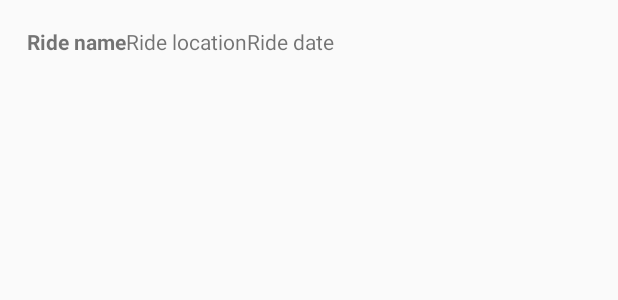
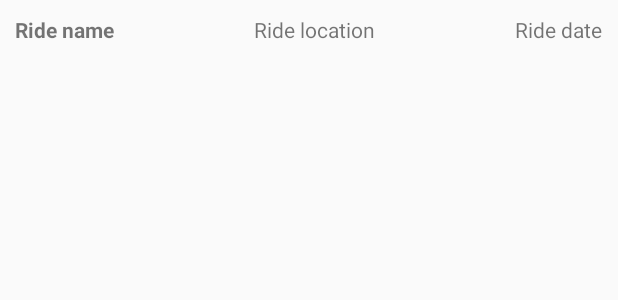
Before and after one commit to JacobMoller/ScooterSharing, an Android app: the layout list_rides.xml on its own in the app's theme, with its tools: preview values and no code run, on a phone screen of 412 x 824 dp. Shown: the top 300 px of the screen. Run offline under Robolectric (Android 15) with nearby library versions, the phone set to English and light mode, and no system bars.

```diff
--- a/app/build.gradle
+++ b/app/build.gradle
@@ -44,6 +44,7 @@ dependencies {
     implementation 'com.google.android.material:material:1.8.0'
     implementation 'androidx.lifecycle:lifecycle-viewmodel-ktx:2.5.1'
     implementation 'androidx.recyclerview:recyclerview:1.2.1'
+    implementation 'com.google.android.flexbox:flexbox:3.0.0'
     testImplementation 'junit:junit:4.13.2'
     androidTestImplementation 'androidx.test.espresso:espresso-core:3.5.1'
     androidTestImplementation 'androidx.test.ext:junit:1.1.5'
--- a/app/src/main/java/dk/itu/moapd/scootersharing/jacj/MainActivity.kt
+++ b/app/src/main/java/dk/itu/moapd/scootersharing/jacj/MainActivity.kt
@@ -16,7 +16,6 @@ class MainActivity : AppCompatActivity() {
 
     private lateinit var binding: ActivityMainBinding
     override fun onCreate(savedInstanceState: Bundle?) {
-        WindowCompat.setDecorFitsSystemWindows(window, false)
         super.onCreate(savedInstanceState)
         binding = ActivityMainBinding.inflate(layoutInflater)
         setContentView(binding.root)
--- a/app/src/main/java/dk/itu/moapd/scootersharing/jacj/StartRideActivity.kt
+++ b/app/src/main/java/dk/itu/moapd/scootersharing/jacj/StartRideActivity.kt
@@ -14,7 +14,6 @@ class StartRideActivity : AppCompatActivity() {
     private lateinit var binding: ActivityStartRideBinding
 
     override fun onCreate(savedInstanceState: Bundle?) {
-        WindowCompat.setDecorFitsSystemWindows(window, false)
         super.onCreate(savedInstanceState)
         binding = ActivityStartRideBinding.inflate(layoutInflater)
         setContentView(binding.root)
--- a/app/src/main/java/dk/itu/moapd/scootersharing/jacj/UpdateRideActivity.kt
+++ b/app/src/main/java/dk/itu/moapd/scootersharing/jacj/UpdateRideActivity.kt
@@ -14,7 +14,6 @@ class UpdateRideActivity : AppCompatActivity() {
     private lateinit var binding: ActivityUpdateRideBinding
 
     override fun onCreate(savedInstanceState: Bundle?) {
-        WindowCompat.setDecorFitsSystemWindows(window, false)
         super.onCreate(savedInstanceState)
         binding = ActivityUpdateRideBinding.inflate(layoutInflater)
         setContentView(binding.root)
--- a/app/src/main/res/layout/activity_main.xml
+++ b/app/src/main/res/layout/activity_main.xml
@@ -10,7 +10,6 @@
     android:layout_width="match_parent"
     android:layout_height="wrap_content"
     android:gravity="center_horizontal"
-    android:layout_marginTop="20dp"
     android:textSize="20sp"
     android:textColor="@color/black"
     android:text="@string/scooter_sharing" />
--- a/app/src/main/res/layout/list_rides.xml
+++ b/app/src/main/res/layout/list_rides.xml
@@ -1,11 +1,11 @@
 <?xml version="1.0" encoding="utf-8"?>
-<LinearLayout
+<com.google.android.flexbox.FlexboxLayout
     xmlns:android="http://schemas.android.com/apk/res/android"
-    android:id="@+id/list_rides"
-    android:orientation="horizontal"
+    xmlns:app="http://schemas.android.com/apk/res-auto"
     android:layout_width="match_parent"
     android:layout_height="wrap_content"
-    android:padding="18dp">
+    android:padding="10dp"
+    app:justifyContent="space_between">
     <TextView
         android:id="@+id/ride_name"
         android:layout_width="wrap_content"
@@ -22,4 +22,4 @@
         android:layout_width="wrap_content"
         android:layout_height="match_parent"
         android:text="@string/default_ride_date"/>
-</LinearLayout>
+</com.google.android.flexbox.FlexboxLayout>
```
Also changed, not shown: app/src/main/java/dk/itu/moapd/scootersharing/jacj/RidesDB.kt (+8 -8 lines).
